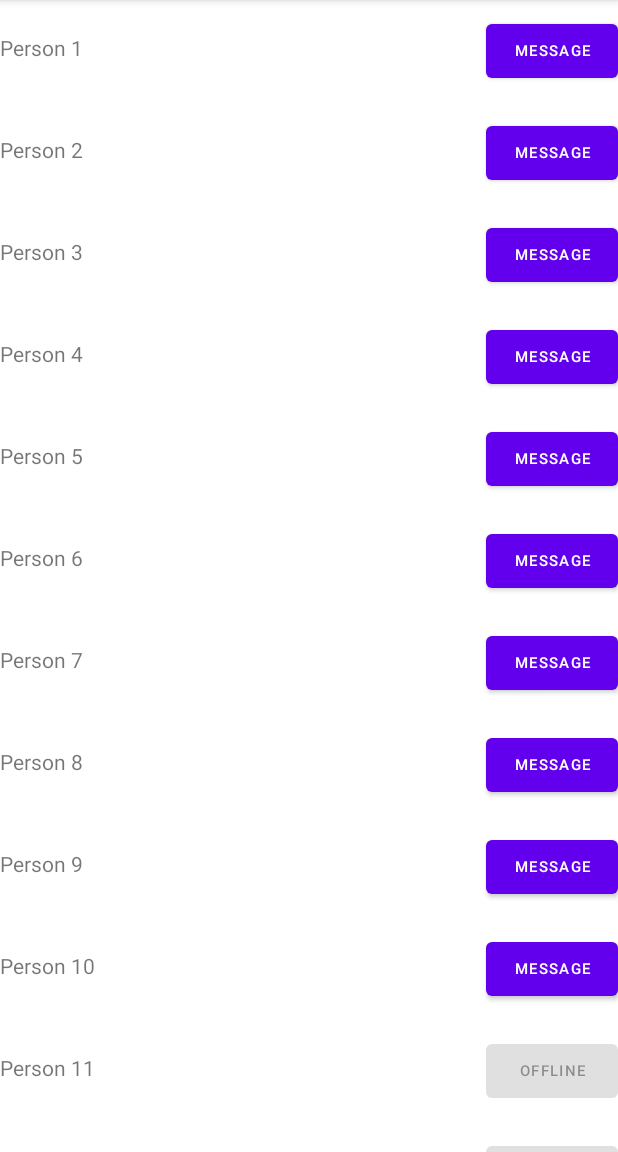
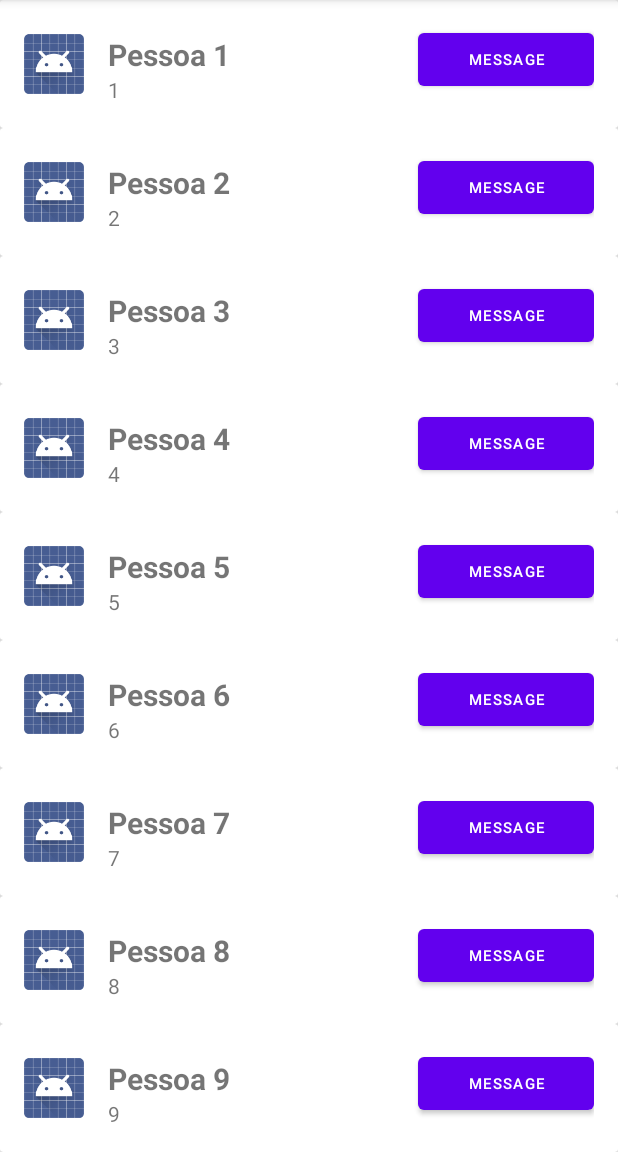
Before and after one commit to AdielFerreira/ContactList, an Android app: the screen it shows after launch (MainActivity), on a phone screen of 412 x 824 dp, the part 84-1236 px from its top. Run offline under Robolectric (Android 15) with nearby library versions, the phone set to English and light mode, and no system bars.

Commit message:
Some updates on the Contact.kt codes and visual informations, change to be more adaptable and beauty in the users interface.

```diff
--- a/app/src/main/java/com/example/contact2/Contact.kt
+++ b/app/src/main/java/com/example/contact2/Contact.kt
@@ -1,13 +1,13 @@
 package com.example.contact2
 
-class Contact(val name: String, val isOnline: Boolean) {
+data class Contact(val name: String, val phone: String, val photo: String, val isOnline: Boolean) {
 
     companion object {
         private var lastContactId = 0
         fun createContactsList(numContacts: Int) : ArrayList<Contact> {
             val contacts = ArrayList<Contact>()
             for (i in 1..numContacts) {
-                contacts.add(Contact("Person " + ++lastContactId, i <= numContacts / 2))
+                contacts.add(Contact("Pessoa " + ++lastContactId, i.toString(),i.toString(),i <= numContacts / 2))
             }
             return contacts
         }
--- a/app/src/main/java/com/example/contact2/ContactsAdapter.kt
+++ b/app/src/main/java/com/example/contact2/ContactsAdapter.kt
@@ -6,43 +6,46 @@ import android.view.ViewGroup
 import android.widget.Button
 import android.widget.TextView
 import androidx.recyclerview.widget.RecyclerView
+import org.w3c.dom.Text
 
 class ContactsAdapter (private val mContacts: List<Contact>) : RecyclerView.Adapter<ContactsAdapter.ViewHolder>()
 {
-    // Provide a direct reference to each of the views within a data item
-    // Used to cache the views within the item layout for fast access
-    inner class ViewHolder(listItemView: View) : RecyclerView.ViewHolder(listItemView) {
-        // Your holder should contain and initialize a member variable
-        // for any view that will be set as you render a row
-        val nameTextView = itemView.findViewById<TextView>(R.id.contact_name)
-        val messageButton = itemView.findViewById<Button>(R.id.message_button)
+
+    override fun onCreateViewHolder(parent: ViewGroup, viewType: Int): ContactsAdapter.ViewHolder {
+
+        val view = LayoutInflater.from(parent.context).inflate(R.layout.item_contact,parent,false)
+
+        return ViewHolder(view)
     }
 
-    // ... constructor and member variables
-    // Usually involves inflating a layout from XML and returning the holder
-    override fun onCreateViewHolder(parent: ViewGroup, viewType: Int): ContactsAdapter.ViewHolder {
-        val context = parent.context
-        val inflater = LayoutInflater.from(context)
-        // Inflate the custom layout
-        val contactView = inflater.inflate(R.layout.item_contact, parent, false)
-        // Return a new holder instance
-        return ViewHolder(contactView)
-    }
+    override fun onBindViewHolder(viewHolder: ContactsAdapter.ViewHolder, position: Int) {
+        viewHolder.bind(mContacts[position])
 
-    // Involves populating data into the item through holder
-    override fun onBindViewHolder(viewHolder: ContactsAdapter.ViewHolder, position: Int) {
-        // Get the data model based on position
+
         val contact: Contact = mContacts.get(position)
-        // Set item views based on your views and data model
-        val textView = viewHolder.nameTextView
+
+        var textView = viewHolder.nameTextView
         textView.setText(contact.name)
+        textView = viewHolder.phoneTextView
+        textView.setText(contact.phone)
         val button = viewHolder.messageButton
         button.text = if (contact.isOnline) "Message" else "Offline"
         button.isEnabled = contact.isOnline
     }
 
-    // Returns the total count of items in the list
+
     override fun getItemCount(): Int {
         return mContacts.size
     }
+
+    class ViewHolder(listItemView: View) : RecyclerView.ViewHolder(listItemView) {
+        val nameTextView = itemView.findViewById<TextView>(R.id.contact_name)
+        val phoneTextView = itemView.findViewById<TextView>(R.id.contact_phone)
+        val messageButton = itemView.findViewById<Button>(R.id.message_button)
+
+        fun bind(contact: Contact){
+
+
+        }
+    }
 }
--- a/app/src/main/res/layout/item_contact.xml
+++ b/app/src/main/res/layout/item_contact.xml
@@ -1,26 +1,66 @@
 <?xml version="1.0" encoding="utf-8"?>
-<LinearLayout
-    xmlns:android="http://schemas.android.com/apk/res/android"
+<androidx.cardview.widget.CardView xmlns:android="http://schemas.android.com/apk/res/android"
+    xmlns:app="http://schemas.android.com/apk/res-auto"
+    xmlns:tools="http://schemas.android.com/tools"
     android:orientation="horizontal"
     android:layout_width="match_parent"
     android:layout_height="wrap_content"
     android:paddingTop="10dp"
-    android:paddingBottom="10dp"
-    >
+    android:paddingBottom="10dp">
+    <androidx.constraintlayout.widget.ConstraintLayout
+        android:layout_width="match_parent"
+        android:layout_height="wrap_content"
+        android:padding="16dp">
+
+        <ImageView
+            android:id="@+id/contact_photo"
+            android:layout_width="40dp"
+            android:layout_height="40dp"
+            android:contentDescription="@string/app_name"
+            android:visibility="visible"
+            app:layout_constraintBottom_toBottomOf="@id/contact_phone"
+            app:layout_constraintStart_toStartOf="parent"
+            app:layout_constraintTop_toTopOf="parent"
+            app:srcCompat="@android:drawable/sym_def_app_icon"
+            tools:visibility="visible" />
 
         <TextView
             android:id="@+id/contact_name"
+            app:layout_constraintTop_toTopOf="@+id/contact_photo"
+            app:layout_constraintStart_toEndOf="@+id/contact_photo"
             android:layout_width="0dp"
             android:layout_height="wrap_content"
             android:layout_weight="1"
+            android:textSize="20sp"
+            android:textStyle="bold"
+            android:layout_marginLeft="16dp"
+            tools:text="Nome Sobrenome"
+            />
+
+        <TextView
+            android:id="@+id/contact_phone"
+            app:layout_constraintTop_toBottomOf="@+id/contact_name"
+            app:layout_constraintStart_toEndOf="@+id/contact_photo"
+            android:layout_width="0dp"
+            android:layout_height="wrap_content"
+            android:layout_weight="1"
+            android:textSize="14sp"
+            android:layout_marginLeft="16dp"
+            tools:text="(11) 12345-6789"
             />
 
         <Button
             android:id="@+id/message_button"
-        android:layout_width="wrap_content"
-        android:layout_height="wrap_content"
-        android:paddingLeft="16dp"
-        android:paddingRight="16dp"
+            android:layout_width="117dp"
+            android:layout_height="47dp"
+            android:layout_marginStart="323dp"
+            android:layout_marginLeft="300dp"
+            android:paddingLeft="10dp"
+            android:paddingRight="10dp"
             android:textSize="10sp"
-        />
-</LinearLayout>
+            app:layout_constraintEnd_toEndOf="parent"
+            app:layout_constraintHorizontal_bias="1.0"
+            app:layout_constraintStart_toStartOf="@+id/contact_photo"
+            tools:layout_editor_absoluteY="2dp" />
+    </androidx.constraintlayout.widget.ConstraintLayout>
+</androidx.cardview.widget.CardView>
```
Lines whose indentation alone changed are shown as unchanged.
